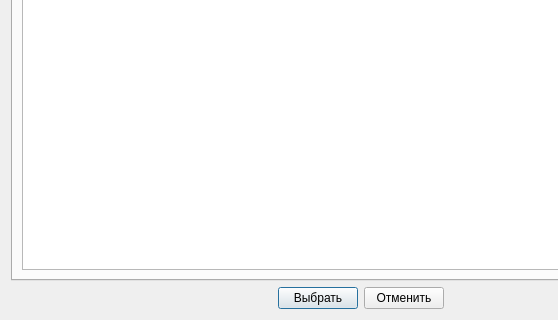
This is Remont/selectdevicewindow.ui in AlexeyScherbakov2021/Remont2 as Qt 5 draws it before an edit; both pictures show x 0 to 558 and y 129 to 449 of the 721 by 449 pixel window. The edited form follows.
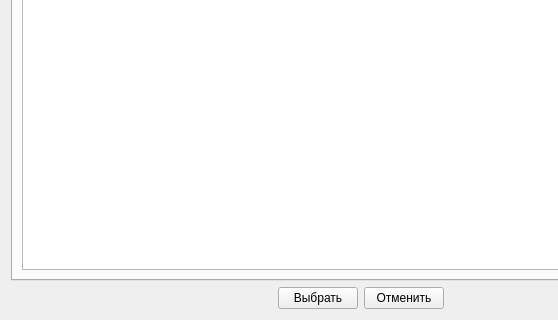
This is the edited form.

Patch:
```diff
--- a/Remont/selectdevicewindow.ui
+++ b/Remont/selectdevicewindow.ui
@@ -161,6 +161,9 @@
        <property name="text">
         <string>Выбрать</string>
        </property>
+       <property name="autoDefault">
+        <bool>false</bool>
+       </property>
       </widget>
      </item>
      <item>
@@ -174,6 +177,9 @@
        <property name="text">
         <string>Отменить</string>
        </property>
+       <property name="autoDefault">
+        <bool>false</bool>
+       </property>
       </widget>
      </item>
      <item>
```
